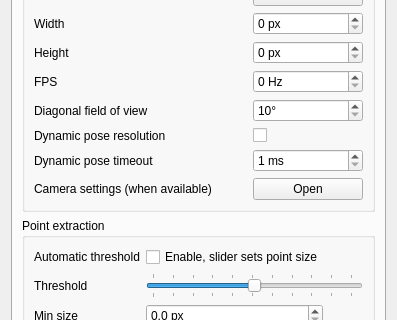
opentrack/opentrack, file tracker-pt/FTNoIR_PT_Controls.ui: the form before one commit; both pictures show x 0 to 397 and y 91 to 411 of the 397 by 592 pixel window.
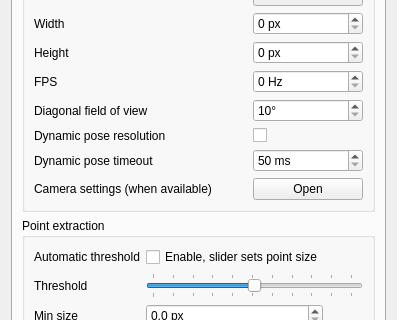
The form after the commit. Icons and pictures are not drawn.

Commit message:
tracker/steamvr: add broken version
We still need axis-angle <-> rmat and euler with different order helpers.

```diff
--- a/tracker-pt/FTNoIR_PT_Controls.ui
+++ b/tracker-pt/FTNoIR_PT_Controls.ui
@@ -234,10 +234,10 @@
              <string> ms</string>
             </property>
             <property name="minimum">
-             <number>1</number>
+             <number>50</number>
             </property>
             <property name="maximum">
-             <number>10000</number>
+             <number>5000</number>
             </property>
            </widget>
           </item>
```
The commit also changes 2 other files.
